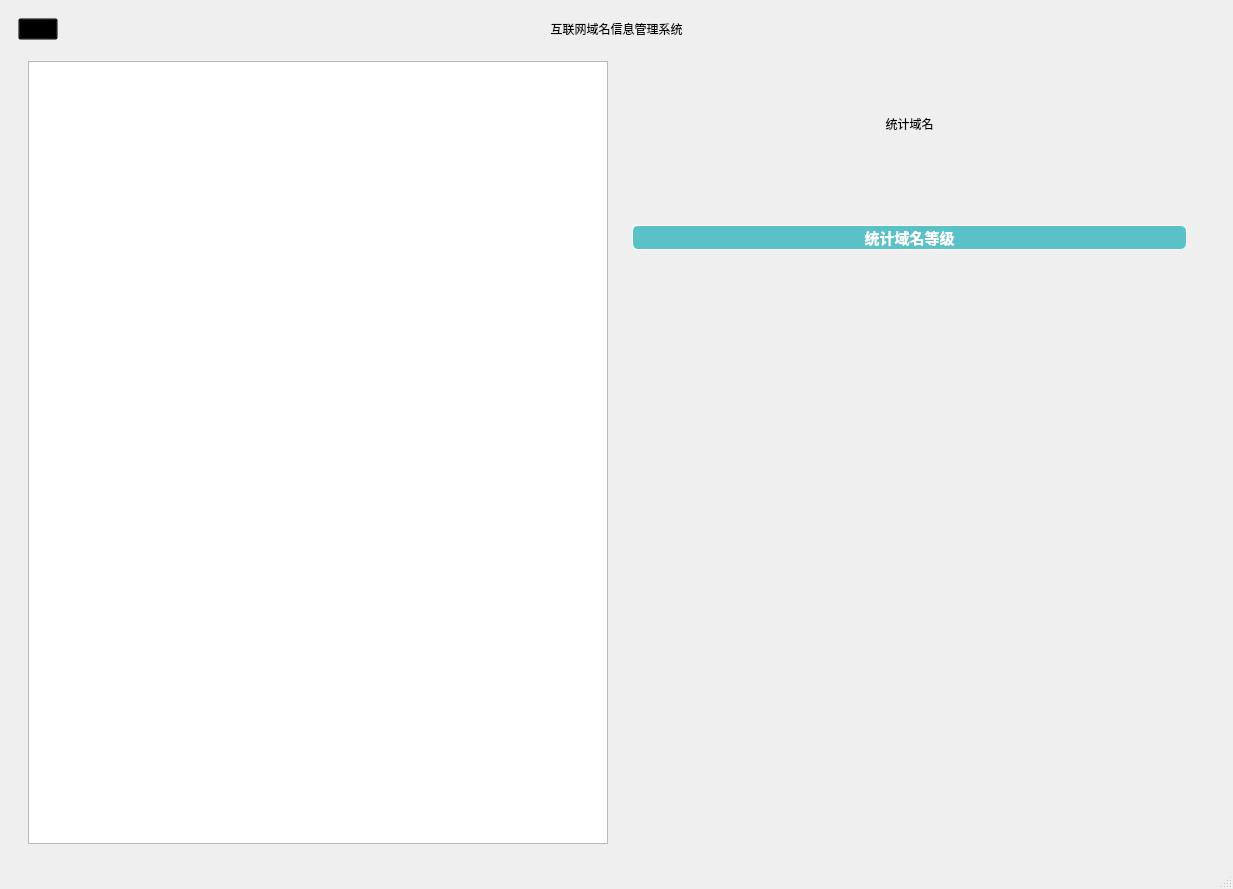
Before: the Qt Designer form src/IDNIMS.ui in Miki-Riako/Internet-Domain-Name-Information-Management-System, drawn with Qt 5.
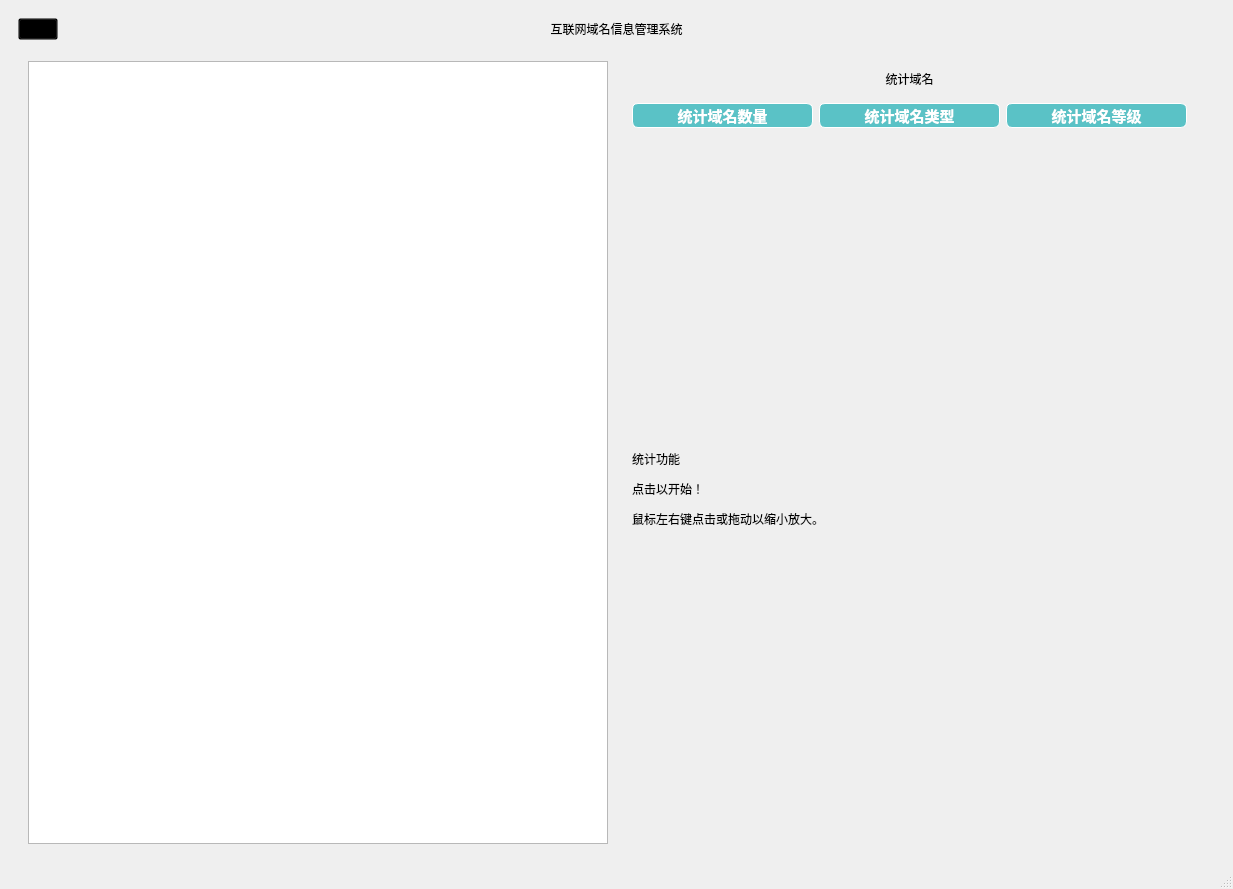
After: the same form once the commit is applied. The open tabs and pages were chosen to show the change. Icons and pictures are not drawn. Custom widgets are drawn as their Qt base class.

Commit message: modified many functions about statistic

Patch:
```diff
--- a/src/IDNIMS.ui
+++ b/src/IDNIMS.ui
@@ -717,9 +717,11 @@
             </layout>
            </widget>
            <widget class="QWidget" name="pageStatistic">
-            <layout class="QVBoxLayout" name="verticalLayout_7" stretch="1,1,5">
+            <layout class="QVBoxLayout" name="verticalLayout_7" stretch="0">
              <item>
-              <widget class="QLabel" name="label_31">
+              <layout class="QVBoxLayout" name="verticalLayout_8">
+               <item>
+                <widget class="QLabel" name="label_27">
                <property name="styleSheet">
                 <string notr="true">font: 700 24pt &quot;Microsoft YaHei UI&quot;;</string>
                </property>
@@ -733,7 +735,91 @@
              </item>
              <item>
               <widget class="QWidget" name="widget_9" native="true">
+                 <property name="minimumSize">
+                  <size>
+                   <width>0</width>
+                   <height>0</height>
+                  </size>
+                 </property>
                <layout class="QHBoxLayout" name="horizontalLayout_5">
+                  <item>
+                   <widget class="QPushButton" name="calculateName">
+                    <property name="minimumSize">
+                     <size>
+                      <width>82</width>
+                      <height>20</height>
+                     </size>
+                    </property>
+                    <property name="cursor">
+                     <cursorShape>PointingHandCursor</cursorShape>
+                    </property>
+                    <property name="styleSheet">
+                     <string notr="true">QPushButton {
+	border: 0.5px solid white;
+	border-radius: 6px;
+	background-color: rgb(90, 194, 198);
+	min-width: 80px;
+	font-family: &quot;Times New Roman&quot;;
+	font-size: 11pt;
+	font-weight: bold;
+	color: white;
+}
+
+QPushButton:hover {
+	border: 0.5px solid white;
+	border-radius: 6px;
+	background-color: #1fab89;
+	min-width: 80px;
+	font-family: &quot;Times New Roman&quot;;
+	font-size: 10pt;
+	font-weight: bold;
+	color: white;
+}</string>
+                    </property>
+                    <property name="text">
+                     <string>统计域名数量</string>
+                    </property>
+                   </widget>
+                  </item>
+                  <item>
+                   <widget class="QPushButton" name="calculateType">
+                    <property name="minimumSize">
+                     <size>
+                      <width>82</width>
+                      <height>20</height>
+                     </size>
+                    </property>
+                    <property name="cursor">
+                     <cursorShape>PointingHandCursor</cursorShape>
+                    </property>
+                    <property name="styleSheet">
+                     <string notr="true">QPushButton {
+	border: 0.5px solid white;
+	border-radius: 6px;
+	background-color: rgb(90, 194, 198);
+	min-width: 80px;
+	font-family: &quot;Times New Roman&quot;;
+	font-size: 11pt;
+	font-weight: bold;
+	color: white;
+}
+
+QPushButton:hover {
+	border: 0.5px solid white;
+	border-radius: 6px;
+	background-color: #1fab89;
+	min-width: 80px;
+	font-family: &quot;Times New Roman&quot;;
+	font-size: 10pt;
+	font-weight: bold;
+	color: white;
+}</string>
+                    </property>
+                    <property name="text">
+                     <string>统计域名类型</string>
+                    </property>
+                   </widget>
+                  </item>
                 <item>
                  <widget class="QPushButton" name="calculateLevel">
                   <property name="minimumSize">
@@ -777,7 +863,28 @@
               </widget>
              </item>
              <item>
-              <widget class="QWidget" name="showWidget2" native="true">
+                <widget class="QStackedWidget" name="statisticWidget">
+                 <property name="currentIndex">
+                  <number>3</number>
+                 </property>
+                 <widget class="QWidget" name="page">
+                  <layout class="QVBoxLayout" name="verticalLayout_9">
+                   <item>
+                    <widget class="QWidget" name="showWidgetName" native="true"/>
+                   </item>
+                  </layout>
+                 </widget>
+                 <widget class="QWidget" name="page_2">
+                  <layout class="QVBoxLayout" name="verticalLayout_10">
+                   <item>
+                    <widget class="QWidget" name="showWidgetType" native="true"/>
+                   </item>
+                  </layout>
+                 </widget>
+                 <widget class="QWidget" name="page_3">
+                  <layout class="QVBoxLayout" name="verticalLayout_11">
+                   <item>
+                    <widget class="QWidget" name="showWidgetLevel" native="true">
                <property name="minimumSize">
                 <size>
                  <width>0</width>
@@ -785,6 +892,26 @@
                 </size>
                </property>
               </widget>
+                   </item>
+                  </layout>
+                 </widget>
+                 <widget class="QWidget" name="page_4">
+                  <layout class="QVBoxLayout" name="verticalLayout_12">
+                   <item>
+                    <widget class="QLabel" name="label_22">
+                     <property name="styleSheet">
+                      <string notr="true">font: 12pt &quot;Microsoft YaHei UI&quot;;</string>
+                     </property>
+                     <property name="text">
+                      <string>&lt;html&gt;&lt;head/&gt;&lt;body&gt;&lt;p&gt;统计功能&lt;/p&gt;&lt;p&gt;点击以开始！&lt;/p&gt;&lt;p&gt;鼠标左右键点击或拖动以缩小放大。&lt;/p&gt;&lt;/body&gt;&lt;/html&gt;</string>
+                     </property>
+                    </widget>
+                   </item>
+                  </layout>
+                 </widget>
+                </widget>
+               </item>
+              </layout>
              </item>
             </layout>
            </widget>
```
Left out of the diff: 6 changed lines with no effect on the pictures. Lines whose indentation alone changed are shown as unchanged. The commit also changes 5 other files.
